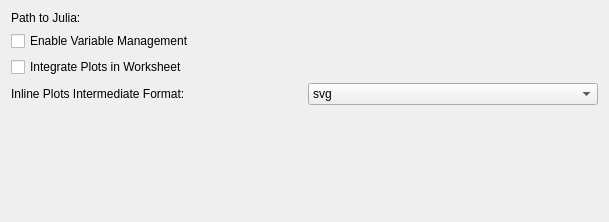
Before: the Qt Designer form src/backends/julia/settings.ui in KDE/cantor, drawn with Qt 5.
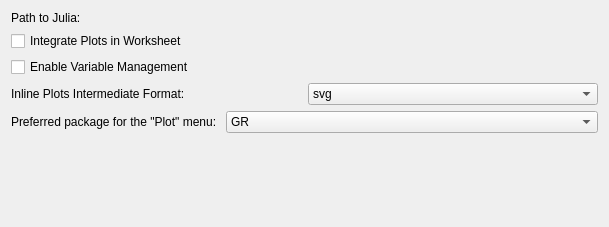
After: the same form once the commit is applied. Custom widgets are drawn as their Qt base class.

Commit message: [GSoC 2020][T9475] Support popular Julia plot packages in PlotExtension

Diff of the .ui file:
```diff
--- a/src/backends/julia/settings.ui
+++ b/src/backends/julia/settings.ui
@@ -7,7 +7,7 @@
     <x>0</x>
     <y>0</y>
     <width>609</width>
-    <height>222</height>
+    <height>227</height>
    </rect>
   </property>
   <layout class="QVBoxLayout" name="verticalLayout">
@@ -25,16 +25,6 @@
      </item>
     </layout>
    </item>
-   <item>
-    <widget class="QCheckBox" name="kcfg_variableManagement">
-     <property name="toolTip">
-      <string>Monitor the creation and destruction of variables and show the existing variables in the variable panel.</string>
-     </property>
-     <property name="text">
-      <string>Enable Variable Management</string>
-     </property>
-    </widget>
-   </item>
    <item>
     <widget class="QCheckBox" name="kcfg_integratePlots">
      <property name="toolTip">
@@ -46,7 +36,17 @@
     </widget>
    </item>
    <item>
-    <layout class="QHBoxLayout" name="horizontalLayout_2">
+    <widget class="QCheckBox" name="kcfg_variableManagement">
+     <property name="toolTip">
+      <string>Monitor the creation and destruction of variables and show the existing variables in the variable panel.</string>
+     </property>
+     <property name="text">
+      <string>Enable Variable Management</string>
+     </property>
+    </widget>
+   </item>
+   <item>
+    <layout class="QHBoxLayout" name="horizontalLayout2">
      <item>
       <widget class="QLabel" name="label_2">
        <property name="text">
@@ -73,6 +73,50 @@
      </item>
     </layout>
    </item>
+   <item>
+    <layout class="QHBoxLayout" name="horizontalLayout3">
+     <item>
+      <widget class="QLabel" name="label3">
+       <property name="toolTip">
+        <string>Graphic package, which code will be used for plotting via &quot;Plot&quot; Cantor menu.</string>
+       </property>
+       <property name="text">
+        <string>Preferred package for the &quot;Plot&quot; menu: </string>
+       </property>
+      </widget>
+     </item>
+     <item>
+      <widget class="KComboBox" name="kcfg_plotExtenstionGraphicPackage">
+       <property name="sizePolicy">
+        <sizepolicy hsizetype="Expanding" vsizetype="Fixed">
+         <horstretch>0</horstretch>
+         <verstretch>0</verstretch>
+        </sizepolicy>
+       </property>
+       <item>
+        <property name="text">
+         <string>GR</string>
+        </property>
+       </item>
+       <item>
+        <property name="text">
+         <string>Plots</string>
+        </property>
+       </item>
+       <item>
+        <property name="text">
+         <string>PyPlot</string>
+        </property>
+       </item>
+       <item>
+        <property name="text">
+         <string>Gadfly</string>
+        </property>
+       </item>
+      </widget>
+     </item>
+    </layout>
+   </item>
    <item>
     <spacer name="verticalSpacer1">
      <property name="orientation">
@@ -89,6 +133,11 @@
   </layout>
  </widget>
  <customwidgets>
+  <customwidget>
+   <class>KComboBox</class>
+   <extends>QComboBox</extends>
+   <header>kcombobox.h</header>
+  </customwidget>
   <customwidget>
    <class>KUrlRequester</class>
    <extends>QFrame</extends>
```
Left out of the diff: 2 changed lines with no effect on the pictures. The commit also changes 2 other files.
